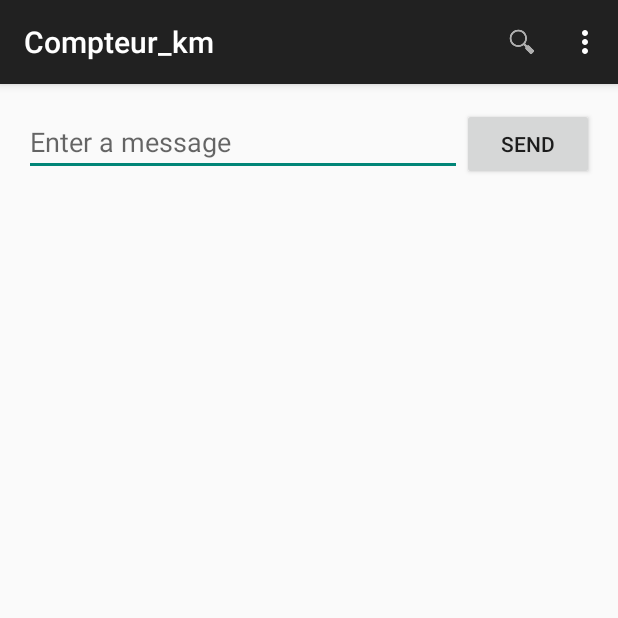
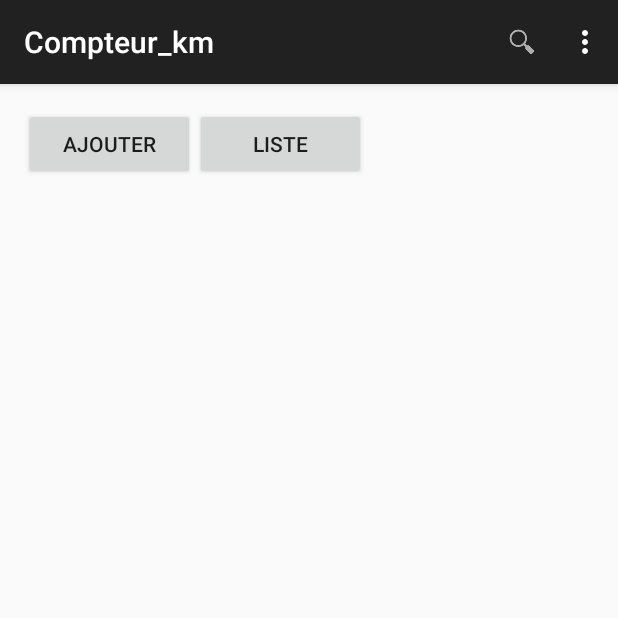
Before and after one commit to Narthe/kilometro, an Android app: the screen it shows after launch (MainActivity), on a phone screen of 412 x 824 dp, the top half of it. Run offline under Robolectric (Android 15) with nearby library versions, the phone set to English and light mode, and no system bars.

```diff
--- a/app/src/main/java/narthe/compteur_km/DatabaseHandler.java
+++ b/app/src/main/java/narthe/compteur_km/DatabaseHandler.java
@@ -140,6 +140,10 @@ public class DatabaseHandler extends SQLiteOpenHelper {
         return courseList;
     }
 
+    public List<Course> getCoursesByMonth(Enum month) {
+        //"SELECT  * FROM " + COURSES_TABLE WHERE date
+    }
+
     // Getting courses Count
     public int getCoursesCount() {
         String countQuery = "SELECT  * FROM " + COURSES_TABLE;
--- a/app/src/main/java/narthe/compteur_km/MainActivity.java
+++ b/app/src/main/java/narthe/compteur_km/MainActivity.java
@@ -43,11 +43,16 @@ public class MainActivity extends ActionBarActivity {
         }
     }
 
-    public void sendMessage(View view){
+    public void addCourse(View view){
         Intent intent = new Intent(this, AddCourseActivity.class);
-        EditText editText = (EditText) findViewById(R.id.edit_message);
-        String message = editText.getText().toString();
-        intent.putExtra(EXTRA_MESSAGE, message);
+//        EditText editText = (EditText) findViewById(R.id.edit_message);
+//        String message = editText.getText().toString();
+//        intent.putExtra(EXTRA_MESSAGE, message);
+        startActivity(intent);
+    }
+
+    public void listCourses(View view){
+        Intent intent = new Intent(this, CourseListViewActivity.class);
         startActivity(intent);
     }
 }
--- a/app/src/main/res/layout/activity_main.xml
+++ b/app/src/main/res/layout/activity_main.xml
@@ -5,19 +5,23 @@
     android:paddingTop="@dimen/activity_vertical_margin"
     android:paddingBottom="@dimen/activity_vertical_margin"
     tools:context=".MainActivity"
-    android:orientation="horizontal">
-
-    <EditText
-        android:layout_height="wrap_content"
-        android:layout_weight="1"
-        android:layout_width="0dp"
-        android:id="@+id/edit_message"
-        android:hint="@string/edit_message" />
+    android:orientation="horizontal"
+    android:weightSum="1">
 
     <Button
         android:layout_width="wrap_content"
         android:layout_height="wrap_content"
-        android:text="@string/button_send"
-        android:id="@+id/button"
-        android:onClick="sendMessage"/>
+        android:text="Ajouter"
+        android:id="@+id/add_course_button"
+        android:onClick="addCourse"
+        android:layout_weight="0.13" />
+
+    <Button
+        android:layout_width="wrap_content"
+        android:layout_height="wrap_content"
+        android:text="Liste"
+        android:id="@+id/list_courses_button"
+        android:onClick="listCourses"
+        android:layout_weight="0.13" />
+
 </LinearLayout>
```
